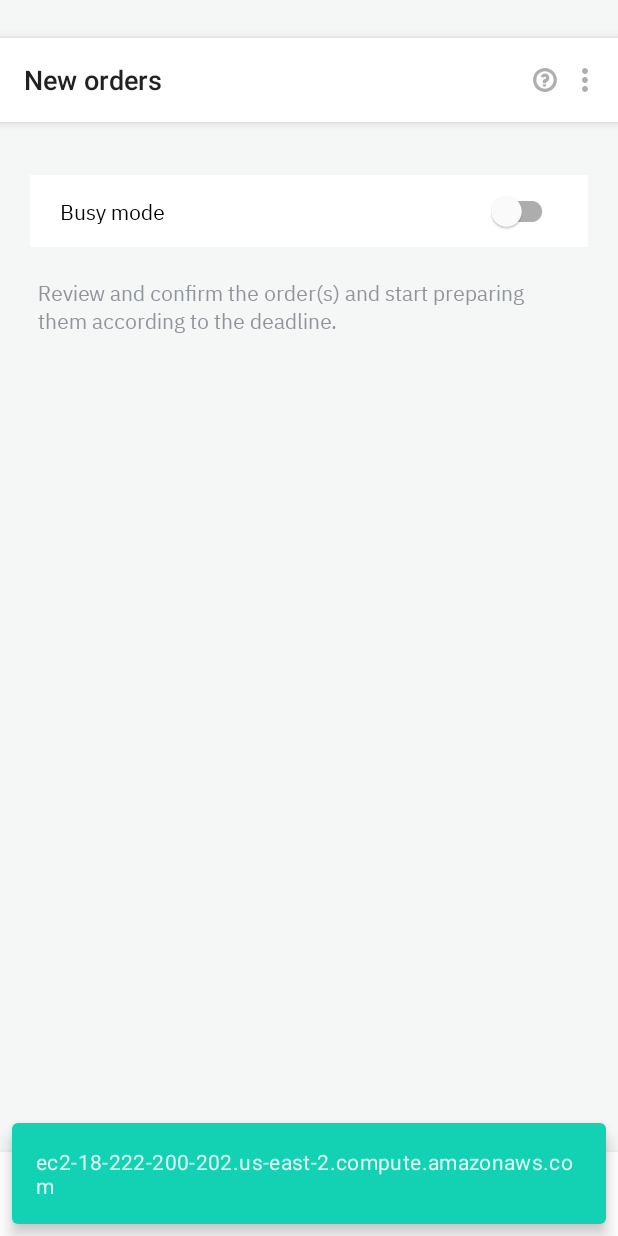
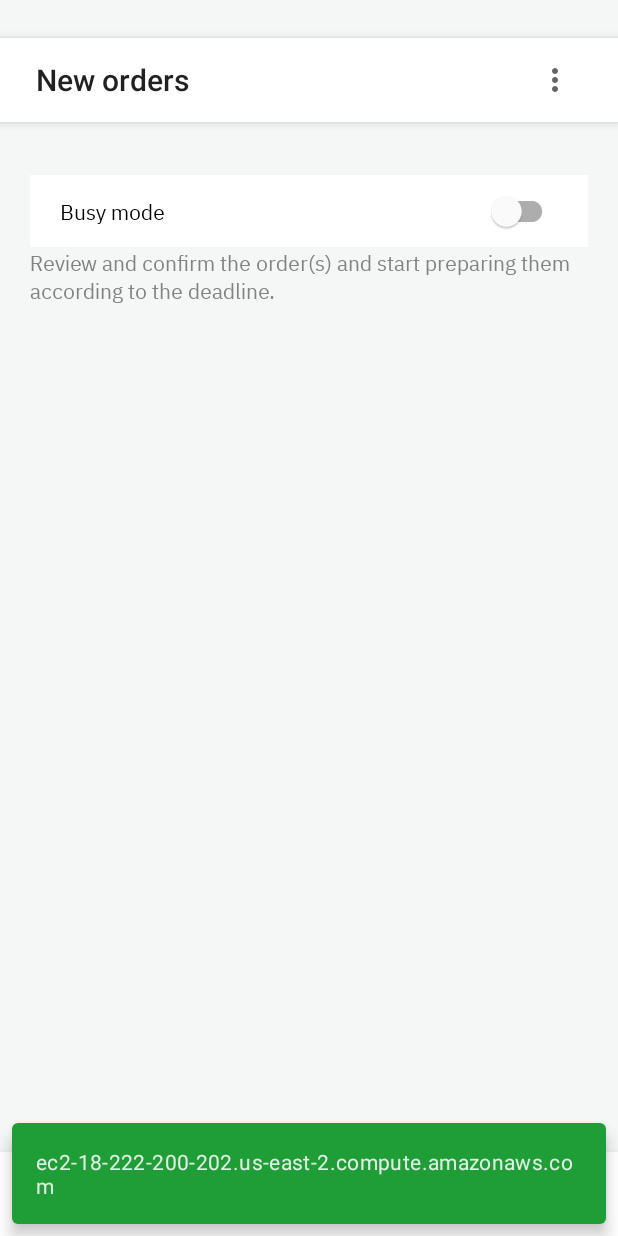
Before and after one commit to itrid-technologies/BusniessApp, an Android app: the FragmentDashboard screen opened directly, with no data from a screen before it, on a phone screen of 412 x 824 dp. Run offline under Robolectric (Android 15) with nearby library versions, the phone set to English and light mode, and no system bars; our stand-ins replace Room's generated code; libraries missing offline, so code that uses them is left out: zendesk.messaging.android; 2 statements that could not run were skipped.

Commit message:
commit changes

```diff
--- a/app/src/main/java/com/itridtechnologies/resturantapp/UiViews/Frags/FragmentDashboard.java
+++ b/app/src/main/java/com/itridtechnologies/resturantapp/UiViews/Frags/FragmentDashboard.java
@@ -207,8 +207,6 @@ public class FragmentDashboard extends Fragment {
         mPBFull = root.findViewById(R.id.pb_dash_center);
         mToolbar = root.findViewById(R.id.action_bar_dashboard);
         mNSVDash = root.findViewById(R.id.nsv_dashboard);
-        mHelpAction = root.findViewById(R.id.btn_help_action_bar);
-
 
 
         //Busy Notification
@@ -301,10 +299,6 @@ public class FragmentDashboard extends Fragment {
                     return false;
                 }
             }
-        });
-
-        mHelpAction.setOnClickListener(v->{
-            startActivity(new Intent(mContext,help.class));
         });
 
         mOrderRecyclerView.setVisibility(View.VISIBLE);
@@ -662,13 +656,13 @@ public class FragmentDashboard extends Fragment {
 
         } else if (openToday.equals("yes")) {
             Log.e(TAG, "setTimeLayout: " + time12Hours + " close " + openToday);
-            String openMsg = "Open now - Accepting orders till " + time12Hours;
+            String openMsg = "Open now" +"\n"+ "Accepting orders till " + time12Hours;
             if (isClosed == 0) {
                 imgNoOrder.setImageResource(R.drawable.ic_businessopen);
                 noOrders.setText(openMsg);
             }
         } else {
-            String closeMsg = "Closed - Opening " + day + " " + time12Hours;
+            String closeMsg = "Closed" +"\n"+ "Opening " + day + " " + time12Hours;
             imgNoOrder.setImageResource(R.drawable.ic_businessclosed);
             noOrders.setText(closeMsg);
         }
--- a/app/src/main/java/com/itridtechnologies/resturantapp/network/RetrofitNetMan.java
+++ b/app/src/main/java/com/itridtechnologies/resturantapp/network/RetrofitNetMan.java
@@ -257,6 +257,5 @@ public class RetrofitNetMan {
                 @Path("id") String orderId
         );
 
-
     }//interface
 }
--- a/app/src/main/res/layout/action_bar_frags.xml
+++ b/app/src/main/res/layout/action_bar_frags.xml
@@ -5,27 +5,12 @@
     style="@style/NavBarColor"
     android:layout_width="match_parent"
     android:layout_height="?attr/actionBarSize"
+    android:paddingStart="20dp"
+    android:paddingEnd="20dp"
     android:elevation="4dp"
     android:theme="@style/ToolbarColored"
     app:menu="@menu/action_bar_items"
     app:titleTextAppearance="@style/Toolbar.TitleText"
     app:popupTheme="@style/Theme.ResturantApp">
 
-    <androidx.constraintlayout.widget.ConstraintLayout
-        android:layout_width="wrap_content"
-        android:layout_height="match_parent"
-        android:layout_gravity="end">
-
-        <ImageView
-            android:id="@+id/btn_help_action_bar"
-            android:layout_width="wrap_content"
-            android:layout_height="wrap_content"
-            android:contentDescription="@string/todo"
-            android:src="@drawable/ic_help"
-            app:layout_constraintBottom_toBottomOf="parent"
-            app:layout_constraintEnd_toEndOf="parent"
-            app:layout_constraintTop_toTopOf="parent" />
-
-    </androidx.constraintlayout.widget.ConstraintLayout>
-
 </androidx.appcompat.widget.Toolbar>
--- a/app/src/main/res/layout/fragment_dashboard.xml
+++ b/app/src/main/res/layout/fragment_dashboard.xml
@@ -63,13 +63,10 @@
                     app:layout_constraintTop_toTopOf="parent" />
 
                 <TableLayout
+                    android:stretchColumns="0"
                     android:id="@+id/TL_dashboard"
                     android:layout_width="match_parent"
                     android:layout_height="match_parent"
-                    android:paddingLeft="25dp"
-                    android:paddingRight="8dp"
-                    android:shrinkColumns="0"
-                    android:stretchColumns="0"
                     app:layout_constraintTop_toBottomOf="@id/busy_mode_switch_dashboard">
 
                     <TableRow
@@ -81,10 +78,9 @@
                             android:layout_width="wrap_content"
                             android:layout_height="wrap_content"
                             android:layout_marginRight="20dp"
-                            android:paddingTop="20dp"
+                            android:layout_marginLeft="20dp"
                             android:text="@string/order_text" />
                     </TableRow>
-
 
                     <TableRow
                         android:layout_width="match_parent"
@@ -97,8 +93,7 @@
                             android:layout_marginTop="10dp"
                             android:layout_marginRight="20dp"
                             android:layout_marginBottom="?attr/actionBarSize"
-                            android:paddingBottom="25dp"
-                            tools:listitem="@layout/new_order_container" />
+                            android:paddingBottom="25dp" />
                         />
                     </TableRow>
 
@@ -136,6 +131,7 @@
                     android:layout_marginTop="12dp"
                     android:text="@string/WeAreOpen"
                     android:visibility="gone"
+                    tools:visibility="visible"
                     app:layout_constraintStart_toStartOf="parent"
                     app:layout_constraintTop_toBottomOf="@id/open_pic" />
 
@@ -147,6 +143,7 @@
                     android:layout_marginTop="12dp"
                     android:layout_marginBottom="30dp"
                     android:text="12:00"
+                    tools:visibility="visible"
                     android:visibility="gone"
                     app:layout_constraintEnd_toEndOf="parent"
                     app:layout_constraintHorizontal_bias="0.101"
@@ -163,18 +160,20 @@
             android:layout_width="wrap_content"
             android:layout_height="wrap_content"
             android:layout_marginTop="230dp"
-            android:src="@drawable/ic_no_menu"
+            android:src="@drawable/ic_businessopen"
             android:visibility="gone"
+            tools:visibility="visible"
             app:layout_constraintEnd_toEndOf="parent"
             app:layout_constraintStart_toStartOf="parent"
             app:layout_constraintTop_toBottomOf="@+id/action_bar_dashboard" />
 
+        <!-- Open/Closed Text -->
         <TextView
             android:id="@+id/tv_no_order"
             android:layout_width="match_parent"
             android:layout_height="wrap_content"
             android:layout_marginStart="45dp"
-            android:layout_marginTop="25dp"
+            android:layout_marginTop="15dp"
             android:layout_marginEnd="45dp"
             android:layout_marginBottom="150dp"
             android:fontFamily="@font/regular"
@@ -187,6 +186,7 @@
             app:layout_constraintStart_toStartOf="parent"
             app:layout_constraintTop_toBottomOf="@+id/ic_noOrder" />
 
+        <!-- Busy mode card -->
         <LinearLayout
             android:id="@+id/busy_notification"
             android:layout_width="match_parent"
@@ -201,13 +201,12 @@
             <TextView
                 android:layout_width="match_parent"
                 android:layout_height="wrap_content"
-                android:fontFamily="@font/semibold"
+                android:fontFamily="@font/medium"
                 android:paddingStart="25dp"
                 android:paddingTop="15dp"
                 android:paddingBottom="10dp"
                 android:text="@string/your_business_is_busy"
-                android:textColor="@color/white"
-                android:textSize="15sp" />
+                android:textColor="@color/white" />
 
             <TextView
                 android:layout_width="match_parent"
@@ -220,7 +219,6 @@
                 android:textColor="@color/white"
                 android:textSize="13sp" />
 
-
         </LinearLayout>
 
     </androidx.constraintlayout.widget.ConstraintLayout>
--- a/app/src/main/res/values-night/themes.xml
+++ b/app/src/main/res/values-night/themes.xml
@@ -7,8 +7,8 @@
         <item name="colorOnPrimary">@color/black</item>
         <item name="colorPrimaryDark">#FFFFFF</item>
         <!-- Secondary brand color. -->
-        <item name="colorSecondary">@color/teal_200</item>
-        <item name="colorSecondaryVariant">@color/teal_200</item>
+        <item name="colorSecondary">@color/secondary_200</item>
+        <item name="colorSecondaryVariant">@color/secondary_200</item>
 
         <!-- Status bar color. -->
         <!--        <item name="android:statusBarColor" tools:targetApi="l">?attr/colorPrimaryVariant</item>-->
--- a/app/src/main/res/values/colors.xml
+++ b/app/src/main/res/values/colors.xml
@@ -4,32 +4,33 @@
     <color name="purple_200">#90949C</color>
     <color name="purple_500">#90949C</color>
     <color name="purple_700">#90949C</color>
-    <color name="teal_200">#12D2B3</color>
+    <color name="secondary_200">#FFA500</color>
     <color name="teal_700">#FF018786</color>
     <color name="black">#000000</color>
     <color name="white">#FFFFFFFF</color>
 
 <!--    Our Colors-->
     <color name="whitee">#FFFFFFFF</color>
-    <color name="red">#de5246</color>
-    <color name="theme_color">#12D2B3</color>
-    <color name="grey">#90949C</color>
-    <color name="border_grey">#E7E9EB</color>
+    <color name="red">#cf304a</color>
+    <color name="theme_color">#1f9e38</color>
+    <color name="grey">#828282</color>
+    <color name="border_grey">#e8ebeb</color>
     <color name="light_grey">#C3C1C1</color>
     <color name="background_grey">#F5F7F6</color>
-    <color name="disable_grey">#E5E5E5</color>
-    <color name="unpaid_red">#D21241</color>
+    <color name="disable_grey">#e2e5e5</color>
+    <color name="disable_grey_text">#F5F5F5</color>
+    <color name="unpaid_red">#cf304a</color>
     <color name="green">#25C16F</color>
     <color name="colorPrimary">#1f9e38</color>
     <color name="colorPrimaryDark">#FFFFFF</color>
-    <color name="colorAccent">#12D2B3</color>
+    <color name="colorAccent">#1f9e38</color>
     <color name="blue">#5BBCCD</color>
     <color name="icon_grey">#DADADA</color>
     <color name="backgroundGreyProcessing">#F1F1F1</color>
     <color name="blackColorText">#2e3333</color>
     <color name="greyColorText">#828585</color>
-    <color name="whiteColorText">#FFF</color>
-    <color name="borderColor">#E5E5E5</color>
+    <color name="whiteColorText">#FFFFFF</color>
+    <color name="borderColor">#e8ebeb</color>
     <color name="darkGreen">#24963E</color>
     <color name="bottomGrey">#F1F1F1</color>
     <color name="darkHeader">#121212</color>
--- a/app/src/main/res/values/strings.xml
+++ b/app/src/main/res/values/strings.xml
@@ -28,7 +28,6 @@
     <string name="FriesSauce">CHOICE OF SAUCE</string>
     <string name="ReadyOrderTitle">Ready orders</string>
     <string name="ReadyOrderContent">Review all your ready-to-dispatch orders and dispatch them according to order type.</string>
-    <string name="PrepareYourOrder">Prepare your order</string>
     <string name="OrderHistoryContent">Review all your past orders and track your order reports. Please note that you can also review your order history from web console for in depth reporting.</string>
     <string name="PrepareYourOrderDesc">Review the order details and start preparing your order(s) according to the deadline. Ensure to read business note, and delivery note, if applicable.</string>
     <string name="hello_blank_fragment">Hello blank fragment</string>
@@ -42,7 +41,8 @@
     <string name="order_status">Order Status</string>
     <string name="delay_order">Delay Order</string>
     <string name="cancel_message">Are you sure you would like to cancel the order? This process is permanent and can not be undone.</string>
-    <string name="delay_message">If you need more time to prepare the order, let us know so we can update the customer.</string>
+    <string name="delay_message">If you need more time to prepare the order, let us know so we can
+update the customer.</string>
     <string name="cancel_confirm">Why would you like to cancel the order?</string>
     <string name="cancel_hint">Write your reason(s) for cancellation of the order</string>
     <string name="cancel_order">Cancel Order</string>
--- a/app/src/main/res/values/themes.xml
+++ b/app/src/main/res/values/themes.xml
@@ -5,9 +5,9 @@
         <item name="colorPrimary">@color/theme_color</item>
         <item name="colorPrimaryVariant">@color/white</item>
         <item name="colorOnPrimary">@color/white</item>
-        <item name="colorPrimaryDark">#AFAFAF</item>
+        <item name="colorPrimaryDark">#626666</item>
         <!-- Secondary brand color. -->
-        <item name="colorSecondary">@color/teal_200</item>
+        <item name="colorSecondary">#1F9E38</item>
         <item name="colorSecondaryVariant">@color/teal_700</item>
 
         <!-- Status bar color. -->
@@ -19,11 +19,11 @@
     </style>
 
     <style name="Toolbar.TitleText" parent="TextAppearance.Widget.AppCompat.Toolbar.Title">
-        <item name="android:textSize">18sp</item>
+        <item name="android:textSize">20sp</item>
     </style>
 
     <style name="ToolbarColored" parent="Theme.ResturantApp">
-        <item name="android:textColorSecondary">#AFAFAF</item>
+        <item name="android:textColorSecondary">#626666</item>
     </style>
 
     <style name="Theme.ResturantApp.NoActionBar">
```
Also changed, not shown: app/src/main/java/com/itridtechnologies/resturantapp/UiViews/Frags/FragmentHistory.java (+1 -10 lines), app/src/main/java/com/itridtechnologies/resturantapp/UiViews/Frags/FragmentProcessing.java (+0 -9 lines), app/src/main/java/com/itridtechnologies/resturantapp/UiViews/Frags/FragmentReady.java (+0 -8 lines), app/src/main/res/layout-land/fragment_processing.xml (+0 -12 lines), app/src/main/res/layout-land/fragment_ready.xml (+0 -16 lines), app/src/main/res/layout-sw600dp/fragment_processing.xml (+0 -12 lines), app/src/main/res/layout/activity_main.xml (+22 -32 lines), app/src/main/res/layout/fragment_history.xml (+5 -17 lines), app/src/main/res/layout/fragment_processing.xml (+7 -16 lines), app/src/main/res/layout/fragment_ready.xml (+4 -14 lines), app/src/main/res/layout/new_order_container.xml (+13 -15 lines).
